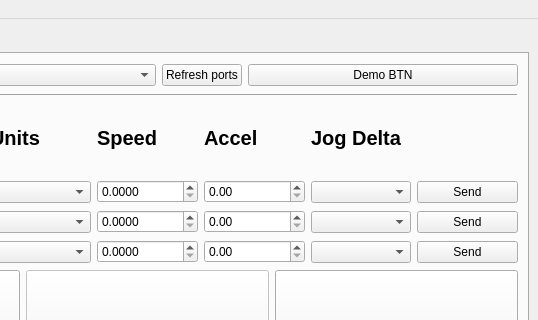
Qt form poseidon_controller_gui.ui (sbooeshaghi/POSEIDON-Open-Source-Microfluidics-Platform) before a commit; both pictures show x 243 to 781 and y 0 to 320 of the 781 by 473 pixel window.
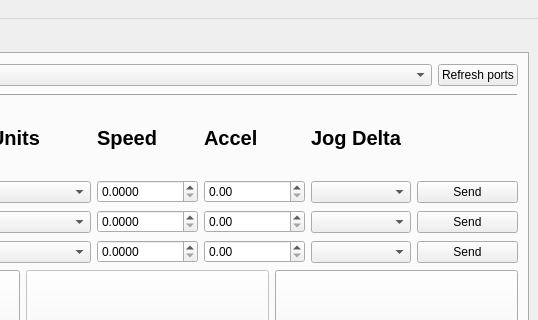
The same form after that commit.

Commit message: removed the random demo btn

```diff
--- a/poseidon_controller_gui.ui
+++ b/poseidon_controller_gui.ui
@@ -813,13 +813,6 @@
             </property>
            </widget>
           </item>
-          <item>
-           <widget class="QPushButton" name="demo_BTN">
-            <property name="text">
-             <string>Demo BTN</string>
-            </property>
-           </widget>
-          </item>
          </layout>
         </item>
         <item>
```
The commit also changes 1 other file.
